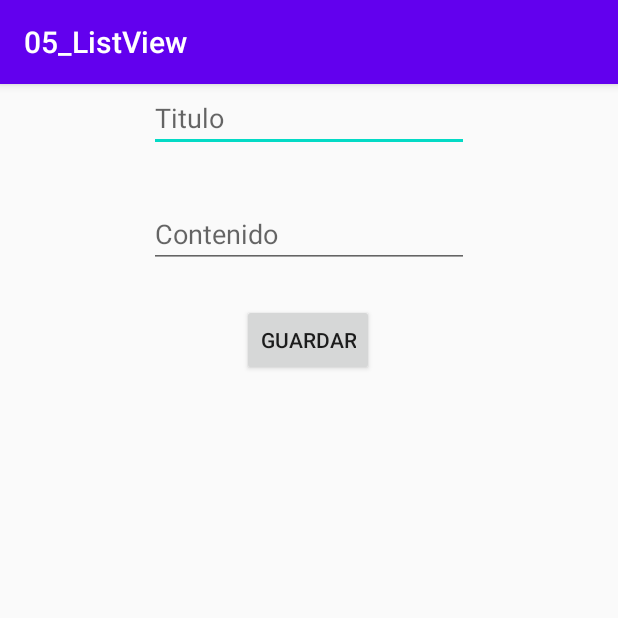
After one commit to JGabrielSM/05_ListView, an Android app: the EditActivity screen opened directly, with no data from a screen before it, on a phone screen of 412 x 824 dp, the top half of it. The commit adds this screen. Run offline under Robolectric (Android 15) with nearby library versions, the phone set to English and light mode, and no system bars; 4 statements that could not run were skipped.

Commit message:
Commit and Push

```diff
--- a/app/src/main/AndroidManifest.xml
+++ b/app/src/main/AndroidManifest.xml
@@ -9,12 +9,15 @@
         android:roundIcon="@mipmap/ic_launcher_round"
         android:supportsRtl="true"
         android:theme="@style/AppTheme">
+        <activity android:name=".actividades.modelos.EditActivity"></activity>
+        <activity android:name=".NewNotaActivity"></activity>
         <activity
             android:name=".actividades.InicioActivity"
             android:label="@string/title_activity_inicio"
             android:theme="@style/AppTheme.NoActionBar">
             <intent-filter>
                 <action android:name="android.intent.action.MAIN" />
+
                 <category android:name="android.intent.category.LAUNCHER" />
             </intent-filter>
         </activity>
--- /dev/null
+++ b/app/src/main/java/com/example/a05_listview/actividades/modelos/EditActivity.java
@@ -0,0 +1,53 @@
+package com.example.a05_listview.actividades.modelos;
+
+import androidx.appcompat.app.AppCompatActivity;
+
+import android.content.Intent;
+import android.os.Bundle;
+import android.view.View;
+import android.widget.Button;
+import android.widget.EditText;
+
+import com.example.a05_listview.R;
+
+public class EditActivity extends AppCompatActivity {
+
+    private EditText etxtTitulo, etxtContenido;
+    private Button btnGuardar;
+
+    private Nota nota;
+    private int posicion;
+    @Override
+    protected void onCreate(Bundle savedInstanceState) {
+        super.onCreate(savedInstanceState);
+        setContentView(R.layout.activity_edit);
+
+        etxtTitulo = findViewById(R.id.etxtTituloEdit);
+        etxtContenido = findViewById(R.id.etxtContenidoEdit);
+        btnGuardar = findViewById(R.id.btnGuardarNotaEdit);
+
+        nota = getIntent().getExtras().getParcelable("NOTA");
+        posicion = getIntent().getExtras().getParcelable("POS");
+
+        etxtTitulo.setText(nota.getTitulo());
+        etxtContenido.setText(nota.getContenido());
+
+        btnGuardar.setOnClickListener(new View.OnClickListener() {
+            @Override
+            public void onClick(View v) {
+                nota.setTitulo(etxtTitulo.getText().toString());
+                nota.setContenido(etxtContenido.getText().toString());
+
+                Bundle bundle = new Bundle();
+                bundle.putParcelable("NOTA", nota);
+                bundle.putInt("POS", posicion);
+
+                Intent intent = new Intent();
+                intent.putExtras(bundle);
+
+                setResult(RESULT_OK, intent);
+                finish();
+            }
+        });
+    }
+}
--- /dev/null
+++ b/app/src/main/res/layout/activity_edit.xml
@@ -0,0 +1,43 @@
+<?xml version="1.0" encoding="utf-8"?>
+<androidx.constraintlayout.widget.ConstraintLayout xmlns:android="http://schemas.android.com/apk/res/android"
+    xmlns:app="http://schemas.android.com/apk/res-auto"
+    xmlns:tools="http://schemas.android.com/tools"
+    android:layout_width="match_parent"
+    android:layout_height="match_parent"
+    tools:context=".actividades.modelos.EditActivity">
+
+    <EditText
+        android:id="@+id/etxtTituloEdit"
+        android:layout_width="wrap_content"
+        android:layout_height="wrap_content"
+        android:ems="10"
+        android:hint="Titulo"
+        android:inputType="textPersonName"
+        app:layout_constraintEnd_toEndOf="parent"
+        app:layout_constraintStart_toStartOf="parent"
+        app:layout_constraintTop_toTopOf="parent" />
+
+    <EditText
+        android:id="@+id/etxtContenidoEdit"
+        android:layout_width="wrap_content"
+        android:layout_height="wrap_content"
+        android:layout_marginTop="32dp"
+        android:ems="10"
+        android:gravity="start|top"
+        android:hint="Contenido"
+        android:inputType="textMultiLine"
+        app:layout_constraintEnd_toEndOf="parent"
+        app:layout_constraintStart_toStartOf="parent"
+        app:layout_constraintTop_toBottomOf="@+id/etxtTituloEdit" />
+
+    <Button
+        android:id="@+id/btnGuardarNotaEdit"
+        android:layout_width="wrap_content"
+        android:layout_height="wrap_content"
+        android:layout_marginTop="24dp"
+        android:text="Guardar"
+        app:layout_constraintEnd_toEndOf="parent"
+        app:layout_constraintHorizontal_bias="0.498"
+        app:layout_constraintStart_toStartOf="parent"
+        app:layout_constraintTop_toBottomOf="@+id/etxtContenidoEdit" />
+</androidx.constraintlayout.widget.ConstraintLayout>
```
Also changed, not shown: app/src/main/java/com/example/a05_listview/NewNotaActivity.java (added, +53 -0 lines), app/src/main/java/com/example/a05_listview/actividades/InicioActivity.java (+31 -0 lines), app/src/main/java/com/example/a05_listview/actividades/adapters/AdapterNotas.java (+30 -2 lines).
